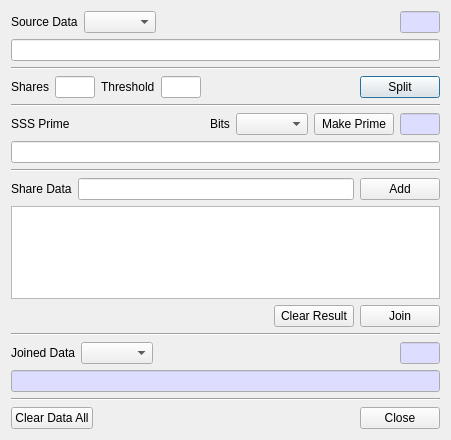
First picture: the form in BerEditor/sss_dlg.ui, repository jykim74/BerEditor, before the edit.
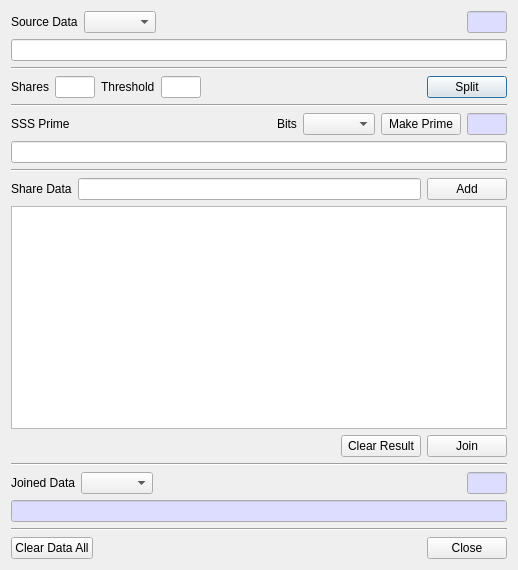
Second picture: the form after the edit.

Commit message: SSS 입력 제한

What changed in the file:
```diff
--- a/BerEditor/sss_dlg.ui
+++ b/BerEditor/sss_dlg.ui
@@ -6,8 +6,8 @@
    <rect>
     <x>0</x>
     <y>0</y>
-    <width>451</width>
-    <height>440</height>
+    <width>518</width>
+    <height>570</height>
    </rect>
   </property>
   <property name="windowTitle">
```
The commit also changes 1 other file.
